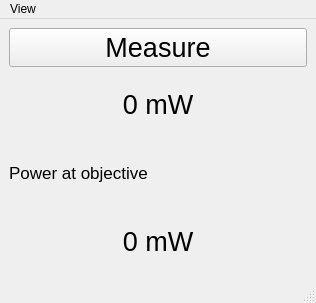
Above: gui/powermeter/ui_powermeter.ui from projecthira/qudi-hira before the change. Below: the same form after it.
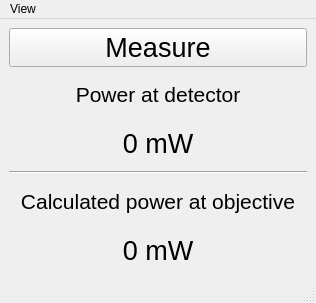
That is the form after the change. Icons and pictures are not drawn.

Commit message: Updated laser GUI for low laser powers and inproved performance. Cleaned up Powermeter GUI.

The edit to the form file:
```diff
--- a/gui/powermeter/ui_powermeter.ui
+++ b/gui/powermeter/ui_powermeter.ui
@@ -27,6 +27,21 @@
       </property>
      </widget>
     </item>
+    <item>
+     <widget class="QLabel" name="label_2">
+      <property name="font">
+       <font>
+        <pointsize>16</pointsize>
+       </font>
+      </property>
+      <property name="text">
+       <string>Power at detector</string>
+      </property>
+      <property name="alignment">
+       <set>Qt::AlignCenter</set>
+      </property>
+     </widget>
+    </item>
     <item>
      <widget class="QLabel" name="powerValue">
       <property name="font">
@@ -42,15 +57,25 @@
       </property>
      </widget>
     </item>
+    <item>
+     <widget class="Line" name="line">
+      <property name="orientation">
+       <enum>Qt::Horizontal</enum>
+      </property>
+     </widget>
+    </item>
     <item>
      <widget class="QLabel" name="label">
       <property name="font">
        <font>
-        <pointsize>13</pointsize>
+        <pointsize>16</pointsize>
        </font>
       </property>
       <property name="text">
-       <string>Power at objective</string>
+       <string>Calculated power at objective</string>
+      </property>
+      <property name="alignment">
+       <set>Qt::AlignCenter</set>
       </property>
      </widget>
     </item>
```
The commit also changes 4 other files.
